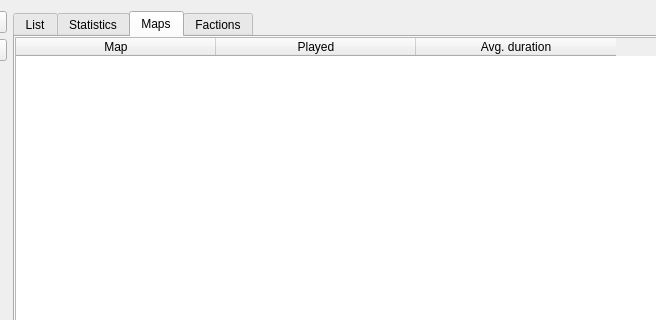
First picture: the form in widget.ui, repository netnazgul/openra-replay-parser, before the edit; both pictures show x 84 to 740 and y 0 to 320 of the 911 by 425 pixel window.
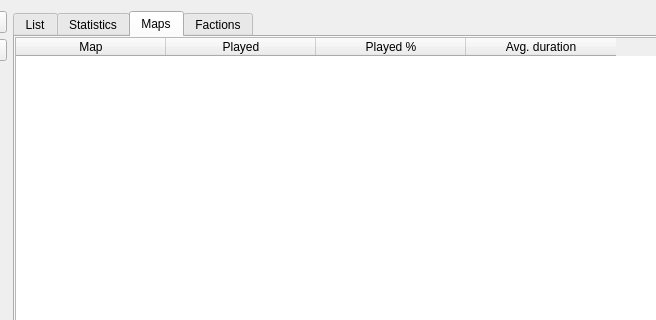
Second picture: the form after the edit. The open tabs and pages were chosen to show the change.

Commit message: Fix stats tables sorting (numeric cell values)

```diff
--- a/widget.ui
+++ b/widget.ui
@@ -175,10 +175,10 @@
             <bool>true</bool>
            </property>
            <property name="columnCount">
-            <number>3</number>
+            <number>4</number>
            </property>
            <attribute name="horizontalHeaderDefaultSectionSize">
-            <number>200</number>
+            <number>150</number>
            </attribute>
            <attribute name="horizontalHeaderStretchLastSection">
             <bool>false</bool>
@@ -193,6 +193,11 @@
              <string>Played</string>
             </property>
            </column>
+           <column>
+            <property name="text">
+             <string>Played %</string>
+            </property>
+           </column>
            <column>
             <property name="text">
              <string>Avg. duration</string>
```
Left out of the diff: 9 changed lines with no effect on the pictures. The commit also changes 1 other file.
